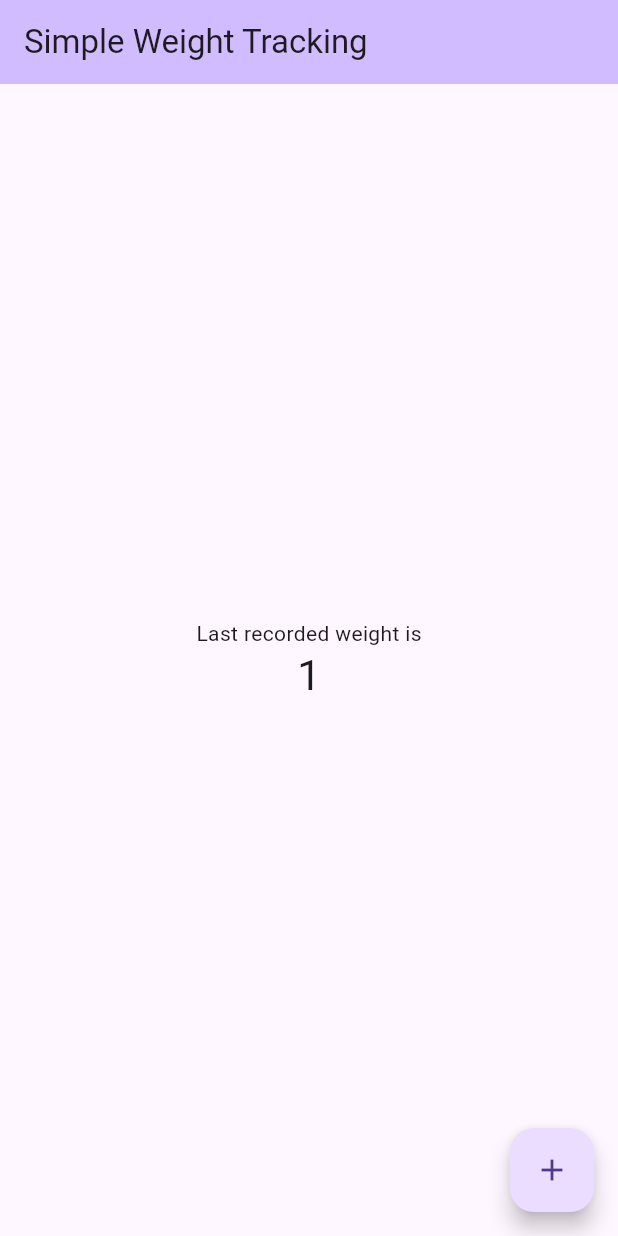
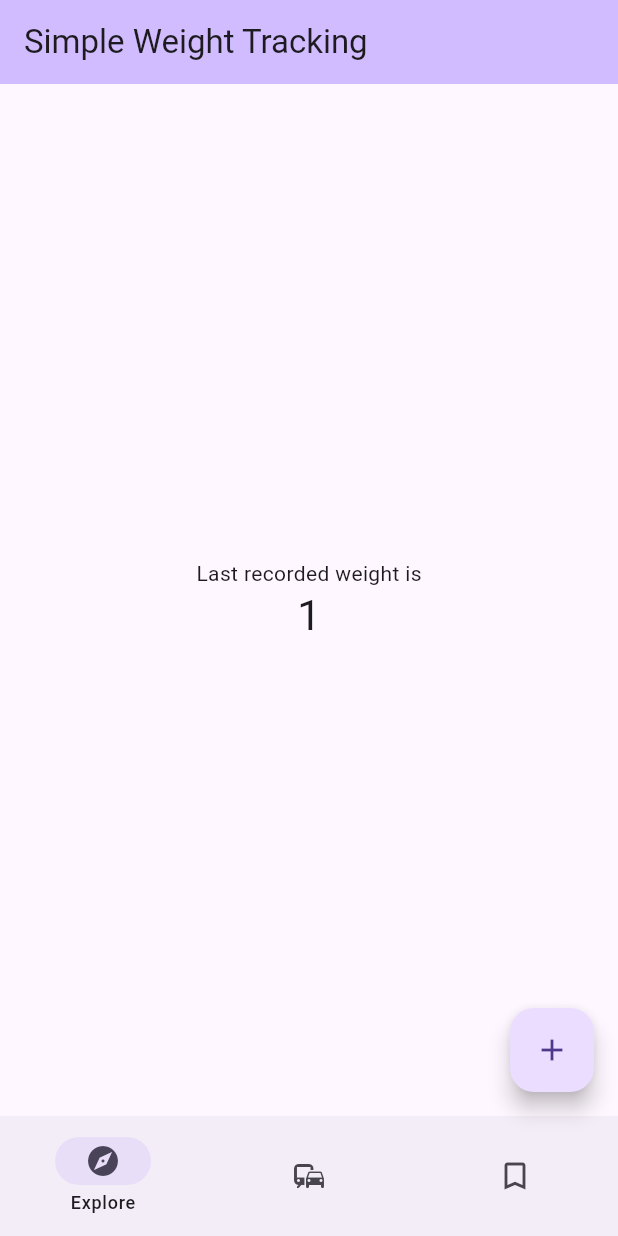
Before and after one commit to abdualdeen/Simply_Weight_App, a Flutter app: the screen it shows after launch, after a tap on the "add" icon, on a phone screen of 412 x 824 dp. Run offline on Flutter 3.47's test engine with Material 3 defaults, Android fonts, the phone set to English and light mode, and no system bars.

```diff
--- a/lib/main.dart
+++ b/lib/main.dart
@@ -40,6 +40,8 @@ class MyHomePage extends StatefulWidget {
 
 class _MyHomePageState extends State<MyHomePage> {
   int _counter = 0;
+  int currentPageIndex = 0;
+  NavigationDestinationLabelBehavior labelBehavior = NavigationDestinationLabelBehavior.onlyShowSelected;
 
   void _incrementCounter() {
     setState(() {
@@ -61,6 +63,31 @@ class _MyHomePageState extends State<MyHomePage> {
     // fast, so that you can just rebuild anything that needs updating rather
     // than having to individually change instances of widgets.
     return Scaffold(
+
+      bottomNavigationBar: NavigationBar(
+        labelBehavior: labelBehavior,
+        selectedIndex: currentPageIndex,
+        onDestinationSelected: (int index) {
+          setState(() {
+            currentPageIndex = index;
+          });
+        },
+        destinations: const <Widget>[
+          NavigationDestination(
+            icon: Icon(Icons.explore),
+            label: 'Explore',
+          ),
+          NavigationDestination(
+            icon: Icon(Icons.commute),
+            label: 'Commute',
+          ),
+          NavigationDestination(
+            selectedIcon: Icon(Icons.bookmark),
+            icon: Icon(Icons.bookmark_border),
+            label: 'Saved',
+          ),
+        ],
+      ),
       appBar: AppBar(
         // TRY THIS: Try changing the color here to a specific color (to
         // Colors.amber, perhaps?) and trigger a hot reload to see the AppBar
```
